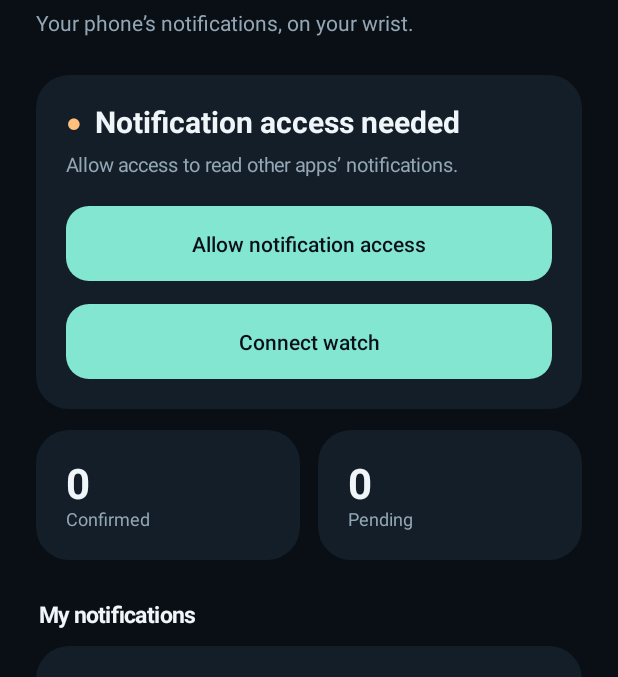
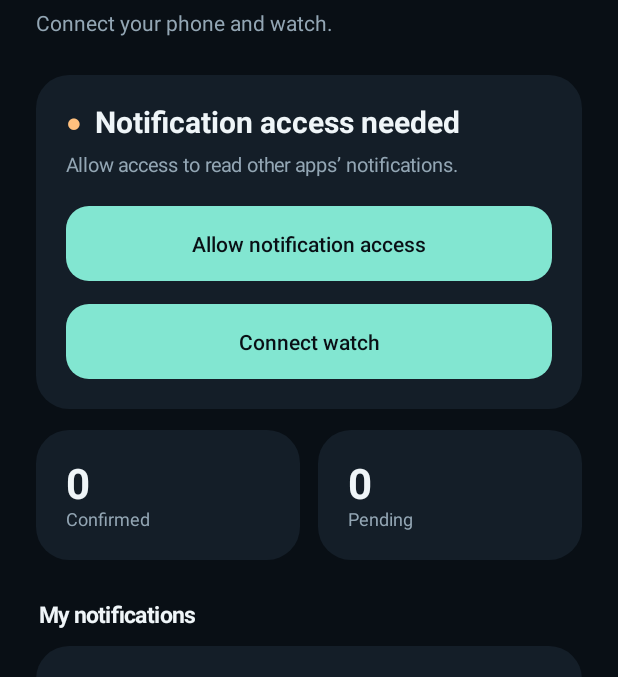
Before and after one commit to mhj604/FoldBridge, an Android app: the screen it shows after launch (MainActivity), on a phone screen of 412 x 824 dp, the part 102-779 px from its top. Run offline under Robolectric (Android 15) with nearby library versions, the phone set to English and light mode, and no system bars.

Commit message:
폰 앱 안내를 휴대폰과 워치 연결 문구로 변경하고 한영 번역 반영

```diff
--- a/android/app/src/main/java/dev/foldbridge/I18n.java
+++ b/android/app/src/main/java/dev/foldbridge/I18n.java
@@ -288,13 +288,13 @@ final class I18n {
         Map.entry("휴대폰 전송 확인 시간 초과","text_f5a5dd327c330079"),
         Map.entry("휴대폰 찾기","text_9626430b013633da"),
         Map.entry("휴대폰과 워치가 가까이 있으면 연결을 이어갑니다.","text_f190ad7e01801f02"),
+        Map.entry("휴대폰과 워치를 연결해보세요.","text_432abe53d7f9cac4"),
         Map.entry("휴대폰과 코드를 비교하세요","text_c71702afa198ad4c"),
         Map.entry("휴대폰에 연결하지 못했습니다.","text_c06a87ce39e938fc"),
         Map.entry("휴대폰에서 ‘새 워치 등록’을 누른 뒤 선택해 주세요.","text_7656daac0f4cb3b3"),
         Map.entry("휴대폰에서 새 워치 등록을 먼저 누르세요.","text_e14bc27201f3cb9d"),
         Map.entry("휴대폰에서 새 워치 등록을 시작해 주세요.","text_e0f9eee8c10311f5"),
         Map.entry("휴대폰으로 전송하지 못했습니다.","text_9f2f14c50f3352a7"),
-        Map.entry("휴대폰의 알림을 손목에서 만나세요.","text_d0825c9ecbdf31c5"),
         Map.entry("휴대폰이 가까워지면 다시 연결합니다","text_f255b5077727094b")
     );
     static String t(Context context,String value) {
--- a/android/app/src/main/java/dev/foldbridge/MainActivity.java
+++ b/android/app/src/main/java/dev/foldbridge/MainActivity.java
@@ -44,7 +44,7 @@ public final class MainActivity extends Activity {
         LinearLayout title=column();addText(title,"WATCHBRIDGE",11,accent,true);addText(title,L("가까이, 더 자연스럽게"),25,ink,true);
         header.addView(title,new LinearLayout.LayoutParams(0,-2,1));
         Button settings=action(L("설정"),this::showSettings,false);header.addView(settings,new LinearLayout.LayoutParams(dp(84),dp(42)));root.addView(header);
-        TextView intro=addText(root,L("휴대폰의 알림을 손목에서 만나세요."),14,muted,false);intro.setPadding(0,dp(8),0,dp(26));
+        TextView intro=addText(root,L("휴대폰과 워치를 연결해보세요."),14,muted,false);intro.setPadding(0,dp(8),0,dp(26));
 
         LinearLayout connection=card();LinearLayout headline=row();headline.setGravity(Gravity.CENTER_VERTICAL);
         statusDot=addText(headline,"●",17,accent,false);statusDot.setPadding(0,0,dp(9),0);
--- a/android/app/src/main/res/values/strings.xml
+++ b/android/app/src/main/res/values/strings.xml
@@ -284,13 +284,13 @@
   <string name="text_f5a5dd327c330079" formatted="false">"Phone transfer confirmation timed out"</string>
   <string name="text_9626430b013633da" formatted="false">"Find phone"</string>
   <string name="text_f190ad7e01801f02" formatted="false">"Keep your phone and watch nearby to stay connected."</string>
+  <string name="text_432abe53d7f9cac4" formatted="false">"Connect your phone and watch."</string>
   <string name="text_c71702afa198ad4c" formatted="false">"Compare this code with your phone"</string>
   <string name="text_c06a87ce39e938fc" formatted="false">"Could not connect to your phone."</string>
   <string name="text_7656daac0f4cb3b3" formatted="false">"Tap ‘Pair a new watch’ on your phone, then select it here."</string>
   <string name="text_e14bc27201f3cb9d" formatted="false">"Tap ‘Pair a new watch’ on your phone first."</string>
   <string name="text_e0f9eee8c10311f5" formatted="false">"Start Register new watch on your phone."</string>
   <string name="text_9f2f14c50f3352a7" formatted="false">"Could not send to your phone."</string>
-  <string name="text_d0825c9ecbdf31c5" formatted="false">"Your phone’s notifications, on your wrist."</string>
   <string name="text_f255b5077727094b" formatted="false">"Will reconnect when your phone is nearby"</string>
   <string name="notification_listener_label">WatchBridge notifications</string>
 </resources>
```
Also changed, not shown: 7 other files.
